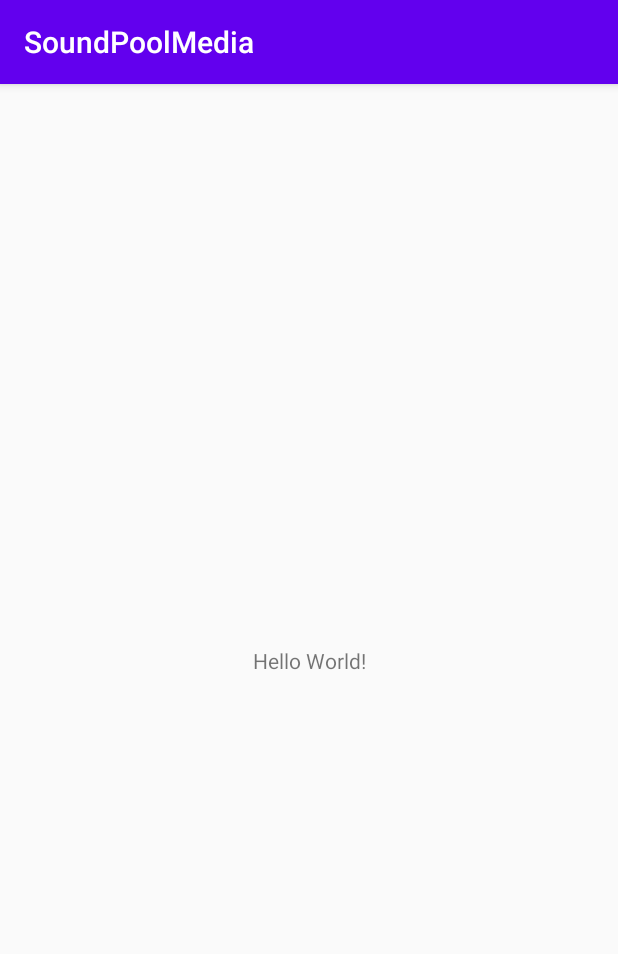
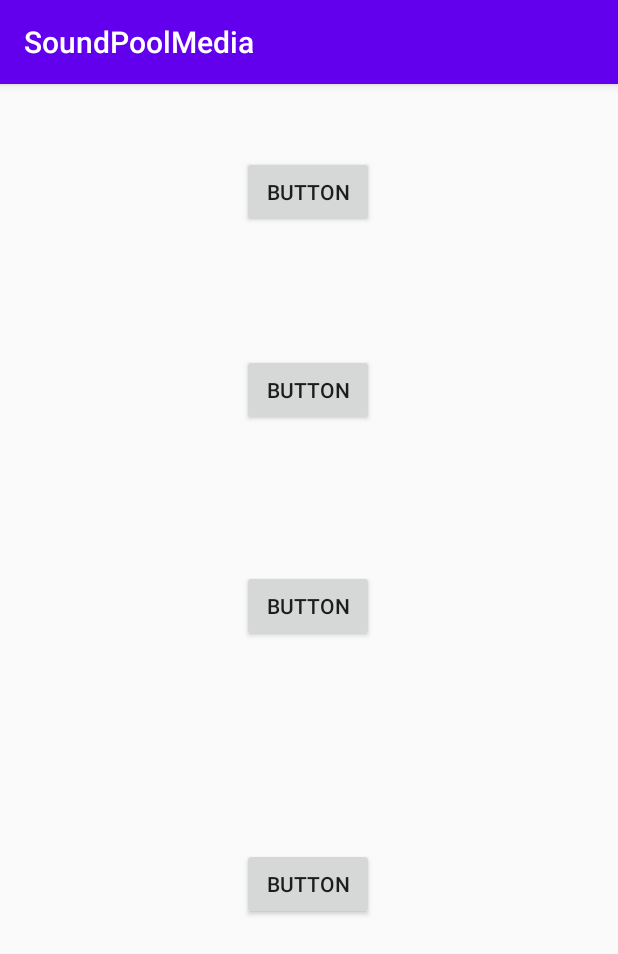
Before and after one commit to ABDULRAHMANBAYO/SoundPoolMedia, an Android app: the screen it shows after launch (MainActivity), on a phone screen of 412 x 824 dp. Shown: the top 954 px of the screen. Run offline under Robolectric (Android 15) with nearby library versions, the phone set to English and light mode, and no system bars.

Commit message:
Completed implementation of sound pool

```diff
--- a/app/src/main/java/com/example/soundpoolmedia/MainActivity.java
+++ b/app/src/main/java/com/example/soundpoolmedia/MainActivity.java
@@ -2,13 +2,77 @@ package com.example.soundpoolmedia;
 
 import androidx.appcompat.app.AppCompatActivity;
 
+import android.media.AudioAttributes;
+import android.media.SoundPool;
 import android.os.Bundle;
+import android.view.View;
+import android.widget.Button;
 
-public class MainActivity extends AppCompatActivity {
+public class MainActivity extends AppCompatActivity implements View.OnClickListener {
+
+    private Button buttonOne, buttonTwo, buttonThree, buttonFour;
+    private SoundPool soundPool;
+    private int sound1, sound2, sound3, sound4;
 
     @Override
     protected void onCreate(Bundle savedInstanceState) {
         super.onCreate(savedInstanceState);
         setContentView(R.layout.activity_main);
+
+        AudioAttributes audioAttributes = new AudioAttributes.Builder()
+                .setContentType(AudioAttributes.CONTENT_TYPE_SONIFICATION)
+                .setUsage(AudioAttributes.USAGE_ASSISTANCE_SONIFICATION)
+                .build();
+
+        soundPool = new SoundPool.Builder()
+                .setMaxStreams(4)
+                .setAudioAttributes(audioAttributes)
+                .build();
+
+        sound1 = soundPool.load(this, R.raw.complete, 1);
+        sound2 = soundPool.load(this, R.raw.correct, 1);
+        sound3 = soundPool.load(this, R.raw.defeat_one, 1);
+        sound4 = soundPool.load(this, R.raw.defeat_two, 1);
+
+        buttonOne = findViewById(R.id.buttonOne);
+        buttonTwo = findViewById(R.id.buttonTwo);
+        buttonThree = findViewById(R.id.buttonThree);
+        buttonFour = findViewById(R.id.buttonFour);
+
+        buttonOne.setOnClickListener(this);
+        buttonTwo.setOnClickListener(this);
+        buttonThree.setOnClickListener(this);
+        buttonFour.setOnClickListener(this);
+    }
+
+    @Override
+    public void onClick(View v) {
+        switch (v.getId()) {
+            case R.id.buttonOne:
+                soundPool.play(sound1, 1, 1, 0, 0, 1);
+                break;
+            case R.id.buttonTwo:
+                soundPool.play(sound2, 1, 1, 0, 0, 1);
+                break;
+            case R.id.buttonThree:
+                soundPool.play(sound3, 1, 1, 0, 0, 1);
+                break;
+            case R.id.buttonFour:
+                soundPool.play(sound4, 1, 1, 0, 0, 1);
+                break;
+            default:
+                break;
+        }
+
+    }
+
+    @Override
+    protected void onDestroy() {
+        super.onDestroy();
+        if (soundPool != null) {
+            soundPool.release();
+            soundPool = null;
+        }
+
     }
 }
--- a/app/src/main/res/layout/activity_main.xml
+++ b/app/src/main/res/layout/activity_main.xml
@@ -6,13 +6,48 @@
     android:layout_height="match_parent"
     tools:context=".MainActivity">
 
-    <TextView
+    <Button
+        android:id="@+id/buttonOne"
         android:layout_width="wrap_content"
         android:layout_height="wrap_content"
-        android:text="Hello World!"
-        app:layout_constraintBottom_toBottomOf="parent"
-        app:layout_constraintLeft_toLeftOf="parent"
-        app:layout_constraintRight_toRightOf="parent"
+        android:layout_marginTop="48dp"
+        android:text="Button"
+        app:layout_constraintEnd_toEndOf="parent"
+        app:layout_constraintHorizontal_bias="0.498"
+        app:layout_constraintStart_toStartOf="parent"
         app:layout_constraintTop_toTopOf="parent" />
 
+    <Button
+        android:id="@+id/buttonTwo"
+        android:layout_width="wrap_content"
+        android:layout_height="wrap_content"
+        android:layout_marginTop="84dp"
+        android:text="Button"
+        app:layout_constraintEnd_toEndOf="parent"
+        app:layout_constraintHorizontal_bias="0.498"
+        app:layout_constraintStart_toStartOf="parent"
+        app:layout_constraintTop_toBottomOf="@+id/buttonOne" />
+
+    <Button
+        android:id="@+id/buttonThree"
+        android:layout_width="wrap_content"
+        android:layout_height="wrap_content"
+        android:layout_marginTop="96dp"
+        android:text="Button"
+        app:layout_constraintEnd_toEndOf="parent"
+        app:layout_constraintHorizontal_bias="0.498"
+        app:layout_constraintStart_toStartOf="parent"
+        app:layout_constraintTop_toBottomOf="@+id/buttonTwo" />
+
+    <Button
+        android:id="@+id/buttonFour"
+        android:layout_width="wrap_content"
+        android:layout_height="wrap_content"
+        android:text="Button"
+        app:layout_constraintBottom_toBottomOf="parent"
+        app:layout_constraintEnd_toEndOf="parent"
+        app:layout_constraintHorizontal_bias="0.498"
+        app:layout_constraintStart_toStartOf="parent"
+        app:layout_constraintTop_toBottomOf="@+id/buttonThree"
+        app:layout_constraintVertical_bias="0.395" />
 </androidx.constraintlayout.widget.ConstraintLayout>
```
Also changed, not shown: 4 other files.
